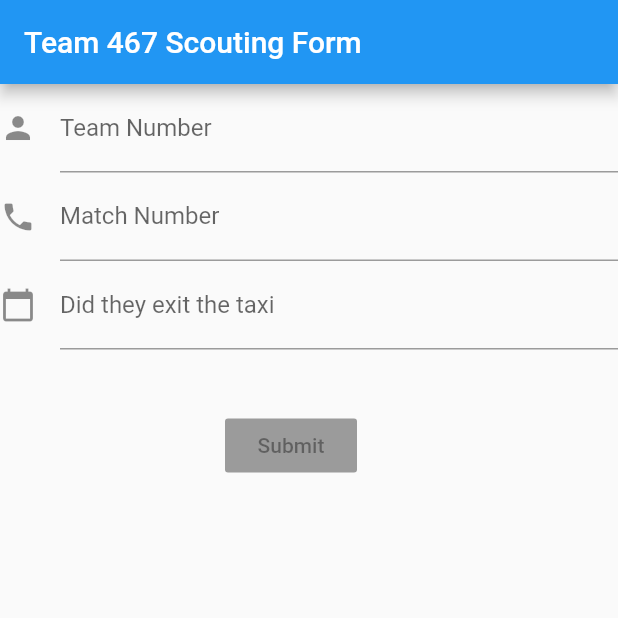
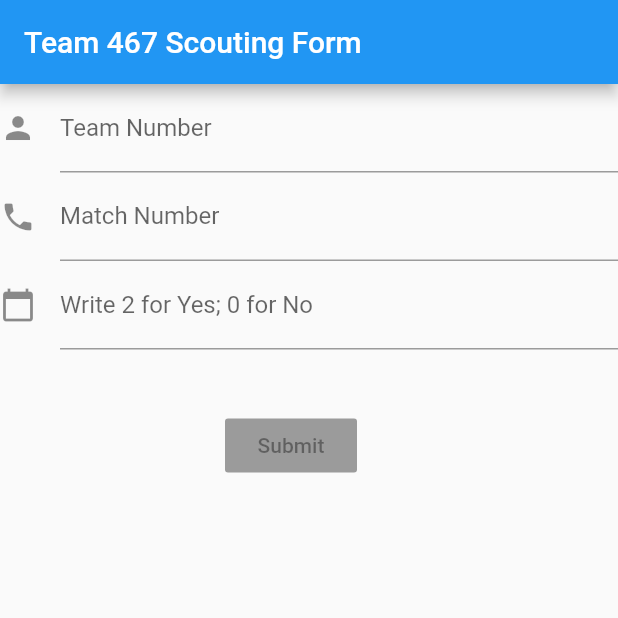
Before and after one commit to ShivamMaster/Scouting467app-Flutter, a Flutter app: the screen it shows after launch, on a phone screen of 412 x 824 dp, the top half of it. Run offline on Flutter 3.47's test engine with Material 2 defaults, Android fonts, the phone set to English and light mode, and no system bars.

Commit message:
Forgot to switch the field name for the taxis field box

```diff
--- a/lib/main.dart
+++ b/lib/main.dart
@@ -57,8 +57,8 @@
           TextFormField(
             decoration: const InputDecoration(
               icon: const Icon(Icons.calendar_today),
-              labelText: 'Did they exit the taxi',
-              hintText: 'Write 2 for Yes; 0 for No',
+              hintText: 'Did they exit the taxi',
+              labelText: 'Write 2 for Yes; 0 for No',
             ),
           ),
           new Container(
```
